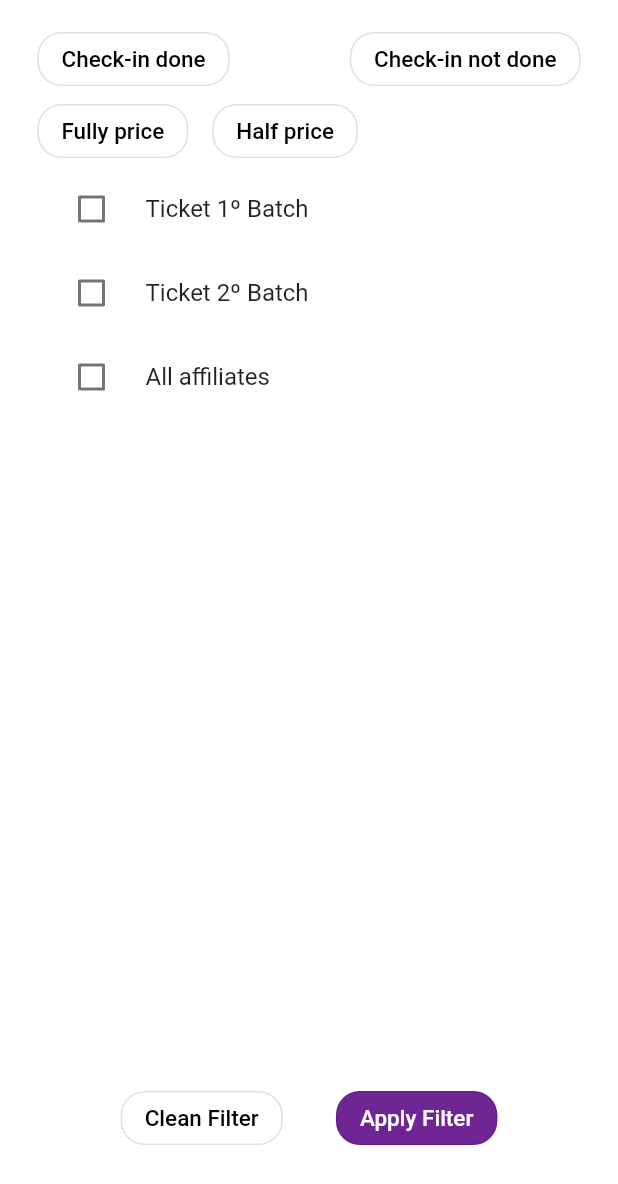
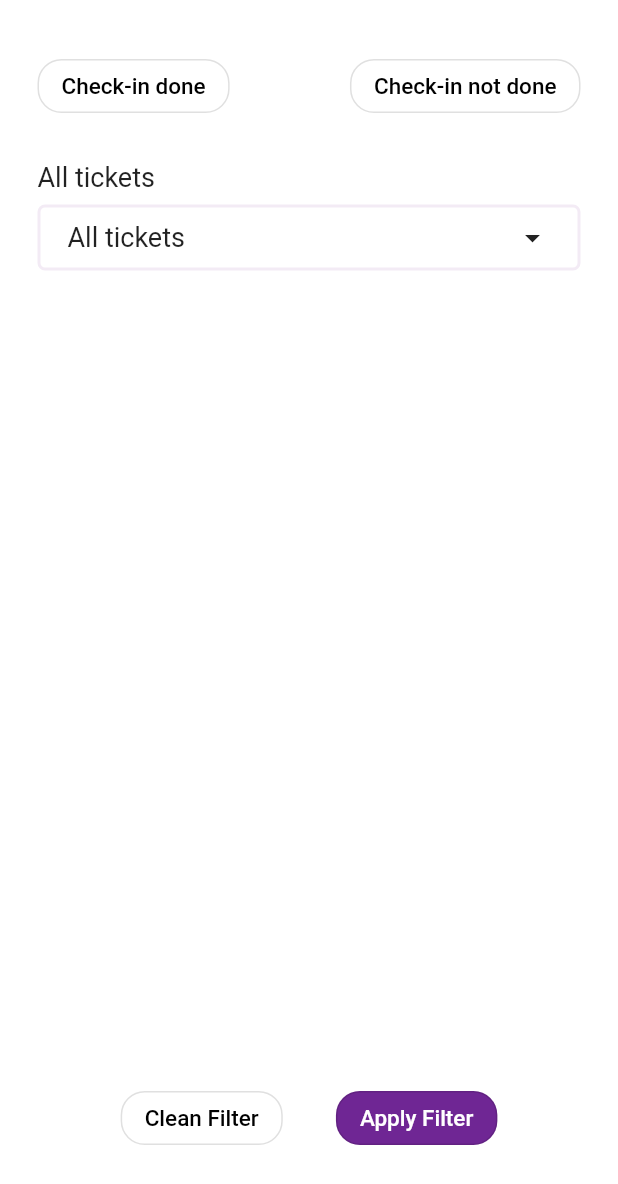
Before and after one commit to IgorOCosta/desafioQW, a Flutter app: the screen it shows after launch, after a tap on "Filter", on a phone screen of 412 x 824 dp, the part 52-1236 px from its top. Run offline on Flutter 3.47's test engine with Material 2 defaults, Android fonts, the phone set to English and light mode, and no system bars; our stand-ins replace firebase_core; accounts and stored records are empty; generated files the repository leaves out were written again.

Commit message:
Corrigindo layout filtro

```diff
--- a/lib/data/event_data.dart
+++ b/lib/data/event_data.dart
@@ -2,6 +2,7 @@ import 'package:desafio/data/tickets_data.dart';
 import 'package:desafio/models/event.dart';
 import 'package:desafio/models/ticket.dart';
 
-final eventList = <Event>[
-  Event(id: 1, title: "Apenas um Evento", batchs: 2, tickets: ticketsList)
-];
+
+final eventList =
+  Event(id: 1, title: "Apenas um Evento", batchs:  ["Ingresso único", "Convidados", "Meia entrada"], tickets: ticketsList)
+;
--- a/lib/data/tickets_data.dart
+++ b/lib/data/tickets_data.dart
@@ -1,11 +1,12 @@
 import 'package:desafio/models/ticket.dart';
+
 
 final ticketsList = <Ticket>[
   Ticket(
       id: "HRXAR-1",
       owner: "Igor Costa",
       emailOwner: "Igorcosta.@live.com",
-      batch: 1,
+      batch:  "Meia entrada",
       isHalf: false,
       isUsed: false,
     ),
@@ -13,7 +14,7 @@ final ticketsList = <Ticket>[
       id: "BAHSB-5",
       owner: "Kaio Costa",
       emailOwner: "Kaiocosta.@hotmail.com.com",
-      batch: 2,
+      batch:  "Meia entrada",
       isHalf: false,
       isUsed: false,
     ),
@@ -21,7 +22,7 @@ final ticketsList = <Ticket>[
       id: "HAUT0-1",
       owner: "Um nome muito longo para aparecer os três pontinhos no final",
       emailOwner: "Igorcosta.@live.com",
-      batch: 1,
+      batch: "Convidados",
       isHalf: true,
       isUsed: false,
     ),
@@ -29,7 +30,7 @@ final ticketsList = <Ticket>[
       id: "ASDUG-5",
       owner: "Higor com H",
       emailOwner: "HigorcomH@hotmail.com",
-      batch: 2,
+      batch: "Convidados",
       isHalf: true,
       isUsed: true,
     ),
@@ -37,7 +38,7 @@ final ticketsList = <Ticket>[
       id: "AFSJKN-1",
       owner: "Pedro Guerra",
       emailOwner: "outroemail@ccc.com",
-      batch: 1,
+      batch: "Convidados",
       isHalf: false,
       isUsed: true,
     ),
@@ -45,7 +46,7 @@ final ticketsList = <Ticket>[
       id: "AFSJKN-3",
       owner: "Helena ",
       emailOwner: "helena@outlook.com",
-      batch: 1,
+      batch: "Ingresso único",
       isHalf: false,
       isUsed: true,
     ),
@@ -53,7 +54,7 @@ final ticketsList = <Ticket>[
       id: "AFSJKN-5",
       owner: "Elma",
       emailOwner: "elmafreire@live.com",
-      batch: 1,
+      batch: "Ingresso único",
       isHalf: false,
       isUsed: true,
     ),
@@ -61,7 +62,7 @@ final ticketsList = <Ticket>[
       id: "ABSJKN-1",
       owner: "Outro Ingresso",
       emailOwner: "ingresse@live.com",
-      batch: 1,
+      batch: "Ingresso único",
       isHalf: false,
       isUsed: true,
     ),
--- a/lib/l10n/app_en.arb
+++ b/lib/l10n/app_en.arb
@@ -11,6 +11,9 @@
     "ticket": "Ticket",
     "batch": "Batch",
     "halfTicket": "Half price",
-    "allAffiliates": "All affiliates",
-    "fullTicket": "Fully price"
+    "allAffiliates": "All tickets",
+    "fullTicket": "Fully price",
+    "ticketType": "Ticket type:",
+    "selectTicketType": "Select ticket",
+    "noParticipants": "Unfortunately there is no one on the list :("
 }
--- a/lib/models/event.dart
+++ b/lib/models/event.dart
@@ -3,7 +3,7 @@ import 'package:desafio/models/ticket.dart';
 class Event {
   final int id;
   final String title;
-  final int batchs;
+  final List<String> batchs;
   final List<Ticket> tickets;
 
   const Event({
--- a/lib/models/filter.dart
+++ b/lib/models/filter.dart
@@ -1,14 +1,12 @@
 class Filter {
-  final bool isHalf;
-  final bool isInteger;
+
   final bool isUsed;
   final bool isntUsed;
   final List batch;
   final bool clean;
 
   const Filter({
-    required this.isHalf,
-    required this.isInteger,
+
     required this.isntUsed,
     required this.isUsed,
     required this.batch,
--- a/lib/models/ticket.dart
+++ b/lib/models/ticket.dart
@@ -2,7 +2,7 @@ class Ticket {
   final String id;
   final String owner;
   final String emailOwner;
-  final int batch;
+  final String batch;
   final bool isHalf;
   final bool isUsed;
 
--- a/lib/pages/participantFilter.dart
+++ b/lib/pages/participantFilter.dart
@@ -1,3 +1,4 @@
+import 'package:desafio/models/batch.dart';
 import 'package:flutter/material.dart';
 import 'package:flutter_gen/gen_l10n/app_localizations.dart';
 import '../models/filter.dart';
@@ -12,7 +13,7 @@ class ParticipantFilterPage extends StatefulWidget {
       required this.filter,
       required this.batchs})
       : super(key: key);
-  final int batchs;
+  final List batchs;
   final Function applyFilter;
   final Function clearFilter;
   final Filter filter;
@@ -22,22 +23,31 @@ class ParticipantFilterPage extends StatefulWidget {
 }
 
 class _ParticipantFilterPageState extends State<ParticipantFilterPage> {
-  var _isHalf = false;
-  var _isInteger = false;
   var _isUsed = false;
   var _isntUsed = false;
+  var _modalSelect;
   List _batch = [];
   var _clean = true;
+  int radioValue = -1;
 
   @override
   Widget build(BuildContext context) {
+    _modalSelect = widget.batchs.first.toString();
+
     void ApplyFilter() {
-      Filter newFilter = Filter(
-          isHalf: _isHalf,
-          isInteger: _isInteger,
+      Filter newFilter;
+      List applyBatch = [];
+      if (radioValue == -1) {
+        for (int i = 0; i < widget.batchs.length; i++) {
+          applyBatch.add(widget.batchs.elementAt(i));
+        }
+      } else {
+        applyBatch.add(widget.batchs.elementAt(radioValue));
+      }
+      newFilter = Filter(
           isUsed: _isUsed,
           isntUsed: _isntUsed,
-          batch: _batch,
+          batch: applyBatch,
           clean: false);
       widget.applyFilter(newFilter);
       Navigator.pop(context);
@@ -52,12 +62,12 @@ class _ParticipantFilterPageState extends State<ParticipantFilterPage> {
       _batch.contains(x) ? _batch.remove(x) : _batch.add(x);
     }
 
-    appendBatchFilterAll() {
-      _batch.clear();
-      for (int i = 1; i < widget.batchs+1; i++) {
-        _batch.add(i);
-      }
-    }
+    // appendBatchFilterAll() {
+    //   _batch.clear();
+    //   for (int i = 1; i < widget.batchs+1; i++) {
+    //     _batch.add(i);
+    //   }
+    // }
 
     return Scaffold(
       appBar: PreferredSize(
@@ -69,7 +79,9 @@ class _ParticipantFilterPageState extends State<ParticipantFilterPage> {
         padding: const EdgeInsets.symmetric(horizontal: 25),
         child: Column(
           children: <Widget>[
-            Row(
+            Padding(
+              padding: const EdgeInsets.symmetric(vertical: 18.0),
+              child: Row(
                 mainAxisAlignment: MainAxisAlignment.spaceBetween,
                 children: [
                   defaultButton(
@@ -92,62 +104,54 @@ class _ParticipantFilterPageState extends State<ParticipantFilterPage> {
                   ),
                 ],
               ),
-            Row(
+            ),
+            Column(
+              crossAxisAlignment: CrossAxisAlignment.start,
               children: [
-                defaultButton(
-                  function: () => {
-                    setState(() {
-                      _isInteger = !_isInteger;
-                    })
+                Padding(
+                  padding: const EdgeInsets.symmetric(vertical: 8.0),
+                  child: Text(
+                    AppLocalizations.of(context)!.allAffiliates,
+                    style: TextStyle(fontSize: 18),
+                  ),
+                ),
+                GestureDetector(
+                  onTap: () {
+                    _ModalBottomSheet(context);
                   },
-                  variable: _isInteger,
-                  title: AppLocalizations.of(context)!.fullTicket,
+                  child: Container(
+                    padding: EdgeInsets.symmetric(horizontal: 15, vertical: 5),
+                    decoration: BoxDecoration(
+                      border: Border.all(color: Color(0xFFf3ebf5), width: 2.0),
+                      borderRadius: BorderRadius.all(Radius.circular(5.0)),
+                    ),
+                    child: Padding(
+                      padding: const EdgeInsets.all(3.0),
+                      child: Row(
+                        mainAxisAlignment: MainAxisAlignment.spaceBetween,
+                        children: [
+                          Text(
+                            radioValue == -1
+                                ? AppLocalizations.of(context)!.allAffiliates
+                                : widget.batchs.elementAt(radioValue),
+                            style: TextStyle(
+                              fontSize: 18,
+                            ),
                           ),
                           Padding(
-                  padding: const EdgeInsets.symmetric(horizontal: 8.0),
-                  child: Container(),
+                            padding: const EdgeInsets.only(left: 8.0),
+                            child: Icon(
+                              Icons.arrow_drop_down,
                             ),
-                defaultButton(
-                  function: () => {
-                    setState(() {
-                      _isHalf = !_isHalf;
-                    })
-                  },
-                  variable: _isHalf,
-                  title: AppLocalizations.of(context)!.halfTicket,
+                          )
+                        ],
+                      ),
+                    ),
+                  ),
                 ),
               ],
             ),
-            Expanded(
-              child: ListView.builder(
-                itemCount: widget.batchs + 1,
-                itemBuilder: (
-                  BuildContext context,
-                  int index,
-                ) {
-                  return CheckboxListTile(
-                    value: this._batch.contains(index + 1),
-                    controlAffinity: ListTileControlAffinity.leading,
-                    onChanged: (val) {
-                      widget.batchs == index ?setState(() {
-                        appendBatchFilterAll();
-                      }) :
-                      setState(() {
-                        appendBatchFilter(index + 1);
-                      });
-                    },
-                    title: Text(widget.batchs == index
-                        ? AppLocalizations.of(context)!.allAffiliates
-                        : AppLocalizations.of(context)!.ticket +
-                            " " +
-                            (index + 1).toString() +
-                            "º " +
-                            AppLocalizations.of(context)!.batch),
-                  );
-                },
-              ),
-            ),
-            // Spacer(),
+            Spacer(),
             Padding(
               padding: const EdgeInsets.all(20.0),
               child: Row(
@@ -171,4 +175,86 @@ class _ParticipantFilterPageState extends State<ParticipantFilterPage> {
       ),
     );
   }
+
+  void _ModalBottomSheet(context) {
+    showModalBottomSheet(
+      context: context,
+      builder: (BuildContext bc) {
+        return StatefulBuilder(builder: (BuildContext context,
+            StateSetter setStateModal /*You can rename this!*/) {
+          return Padding(
+            padding: const EdgeInsets.all(18.0),
+            child: Container(
+              child: Wrap(
+                children: <Widget>[
+                  Padding(
+                    padding: const EdgeInsets.only(bottom: 14.0),
+                    child: Row(
+                      mainAxisAlignment: MainAxisAlignment.center,
+                      children: [
+                        Container(
+                          height: 5,
+                          width: 30,
+                          decoration: BoxDecoration(
+                            color: Color(0xFF6f2694),
+                            border: Border.all(
+                                color: Color(0xFF6f2694), width: 3.0),
+                            borderRadius:
+                                BorderRadius.all(Radius.circular(50.0)),
+                          ),
+                        )
+                      ],
+                    ),
+                  ),
+                  Padding(
+                    padding: const EdgeInsets.symmetric(vertical: 15.0),
+                    child: Text(
+                      AppLocalizations.of(context)!.selectTicketType,
+                      style: TextStyle(
+                          color: Color(0xFF6f2694),
+                          fontSize: 18,
+                          fontWeight: FontWeight.bold),
+                    ),
+                  ),
+                  RadioListTile(
+                    title: Text(
+                      AppLocalizations.of(context)!.allAffiliates,
+                    ),
+                    value: -1,
+                    groupValue: radioValue,
+                    activeColor: Color(0xFF6f2694),
+                    onChanged: (ind) => {
+                      setState(() => radioValue = ind as int),
+                      setStateModal(() => radioValue = ind as int),
+                       Navigator.pop(context),
+                    },
+                  ),
+                  Container(
+                    height: 300,
+                    child: ListView.builder(
+                      itemCount: widget.batchs.length,
+                      itemBuilder: (BuildContext context, int index) {
+                        return RadioListTile(
+                          title:
+                              Text(widget.batchs.elementAt(index).toString()),
+                          value: index,
+                          groupValue: radioValue,
+                          activeColor: Color(0xFF6f2694),
+                          onChanged: (ind) => {
+                            setState(() => radioValue = ind as int),
+                            setStateModal(() => radioValue = ind as int),
+                            Navigator.pop(context),
+                          },
+                        );
+                      },
+                    ),
+                  ),
+                ],
+              ),
+            ),
+          );
+        });
+      },
+    );
   }
+}
--- a/lib/pages/participantList.dart
+++ b/lib/pages/participantList.dart
@@ -1,4 +1,5 @@
 import 'package:desafio/data/event_data.dart';
+import 'package:desafio/models/batch.dart';
 import 'package:desafio/models/event.dart';
 import 'package:desafio/models/filter.dart';
 import 'package:desafio/pages/participantFilter.dart';
@@ -22,16 +23,12 @@ class ParticipantListPage extends StatefulWidget {
 }
 
 class _ParticipantListPageState extends State<ParticipantListPage> {
-  late List<Event> event;
+  late Event event;
   late List<Ticket> tickets;
-  int batchQuantity = eventList.first.batchs;
-  late Filter filter = Filter(
-      isHalf: true,
-      isInteger: true,
-      isntUsed: true,
-      isUsed: true,
-      batch: [],
-      clean: false);
+  late Batch batch;
+
+  late Filter filter =
+      Filter(isntUsed: true, isUsed: true, batch: [], clean: false);
   String query = '';
 
   @override
@@ -39,9 +36,6 @@ class _ParticipantListPageState extends State<ParticipantListPage> {
     super.initState();
     event = eventList;
     tickets = ticketsList;
-    for (int i = 0; i < batchQuantity; i++) {
-      filter.batch.add(i + 1);
-    }
   }
 
   @override
@@ -84,7 +78,8 @@ class _ParticipantListPageState extends State<ParticipantListPage> {
                         builder: (_) => ParticipantFilterPage(
                             filter: filter,
                             applyFilter: applyFilter,
-                            clearFilter: clearFilter,batchs: batchQuantity),
+                            clearFilter: clearFilter,
+                            batchs: event.batchs),
                       ),
                     )
                   },
@@ -93,7 +88,8 @@ class _ParticipantListPageState extends State<ParticipantListPage> {
             ),
           ),
           Expanded(
-            child: ListView.separated(
+              child: tickets.length > 0
+                  ? ListView.separated(
                       itemCount: tickets.length,
                       separatorBuilder: (context, index) {
                         return Divider(
@@ -111,25 +107,26 @@ class _ParticipantListPageState extends State<ParticipantListPage> {
                           ),
                         );
                       },
+                    )
+                  : Column(
+                      mainAxisAlignment: MainAxisAlignment.center,
+                      crossAxisAlignment: CrossAxisAlignment.center,
+                      children: [
+                        Padding(
+                          padding: const EdgeInsets.only(bottom: 25.0),
+                          child: Text(
+                            AppLocalizations.of(context)!.noParticipants,
                           ),
-          )
+                        ),
+                      ],
+                    ))
         ],
       ),
     );
   }
 
   void clearFilter() {
-    this.filter = Filter(
-        isHalf: true,
-        isInteger: true,
-        isntUsed: true,
-        isUsed: true,
-        batch: [],
-        clean: true);
-
-    for (int i = 0; i < batchQuantity; i++) {
-      filter.batch.add(i + 1);
-    }
+    this.filter = Filter(isntUsed: true, isUsed: true, batch: [], clean: true);
 
     applyFilter(this.filter);
   }
@@ -138,18 +135,14 @@ class _ParticipantListPageState extends State<ParticipantListPage> {
     final tickets = ticketsList.where((ticket) {
       final batch = ticket.batch;
       final isUsed = ticket.isUsed;
-      final isHalf = ticket.isHalf;
 
       return f.batch.contains(batch) &&
-            (f.isUsed == isUsed || f.isntUsed == !isUsed) &&
-            (f.isHalf == isHalf || f.isInteger == !isHalf);
-
+          (f.isUsed == isUsed || f.isntUsed == !isUsed);
     }).toList();
 
     setState(() {
       this.tickets = tickets;
     });
-
   }
 
   void textFilter(String query) {
--- a/lib/widgets/defaultButton.dart
+++ b/lib/widgets/defaultButton.dart
@@ -36,11 +36,14 @@ class _defaultButtonState extends State<defaultButton> {
               borderRadius: BorderRadius.circular(16));
         }),
       ),
-      child: Text(
-        widget.title,
-        style: TextStyle(
-          color: widget.variable ? Colors.white : Colors.black,
-          fontSize: 15,
+      child: FittedBox(
+        fit: BoxFit.fitWidth,
+        child: Text(
+          widget.title,
+          style: TextStyle(
+            color: widget.variable ? Colors.white : Colors.black,
+            fontSize: 15,
+          ),
         ),
       ),
     );
--- a/lib/widgets/filterWithIcon.dart
+++ b/lib/widgets/filterWithIcon.dart
@@ -42,7 +42,8 @@ class FilterWithIcon extends StatelessWidget {
               )
             ],
           ),
-          )),
+        ),
+      ),
     );
   }
 }
--- a/lib/widgets/participantWidget.dart
+++ b/lib/widgets/participantWidget.dart
@@ -33,8 +33,7 @@ class ParticipantWidget extends StatelessWidget {
               children: [
                 Padding(
                   padding: const EdgeInsets.symmetric(vertical: 5.0),
-                  child: ticket.isHalf? Text(AppLocalizations.of(context)!.halfTicket + " "+ ticket.batch.toString() + "º "+ AppLocalizations.of(context)!.batch) :
-                  Text(AppLocalizations.of(context)!.ticket + " "+ ticket.batch.toString() + "º "+ AppLocalizations.of(context)!.batch),
+                  child:Text(this.ticket.batch)
                 ),
                 Text(ticket.id),
               ],
```
Also changed, not shown: lib/l10n/app_pt.arb (+5 -2 lines), lib/models/batch.dart (added, +10 -0 lines). Lines whose indentation alone changed are shown as unchanged.
